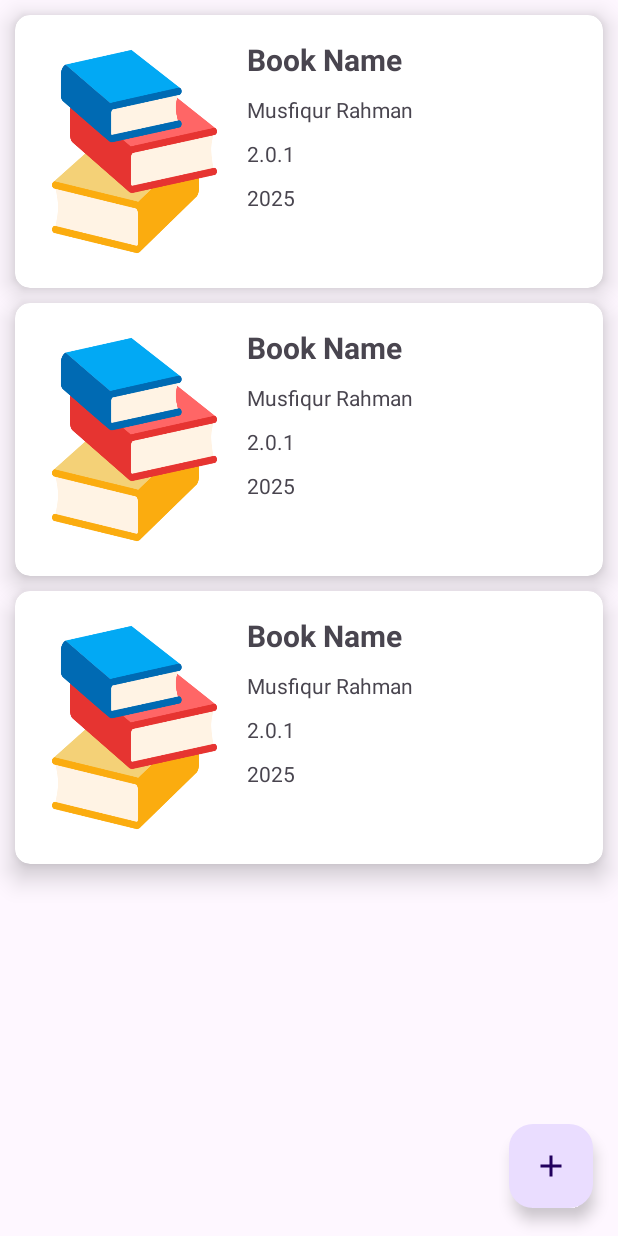
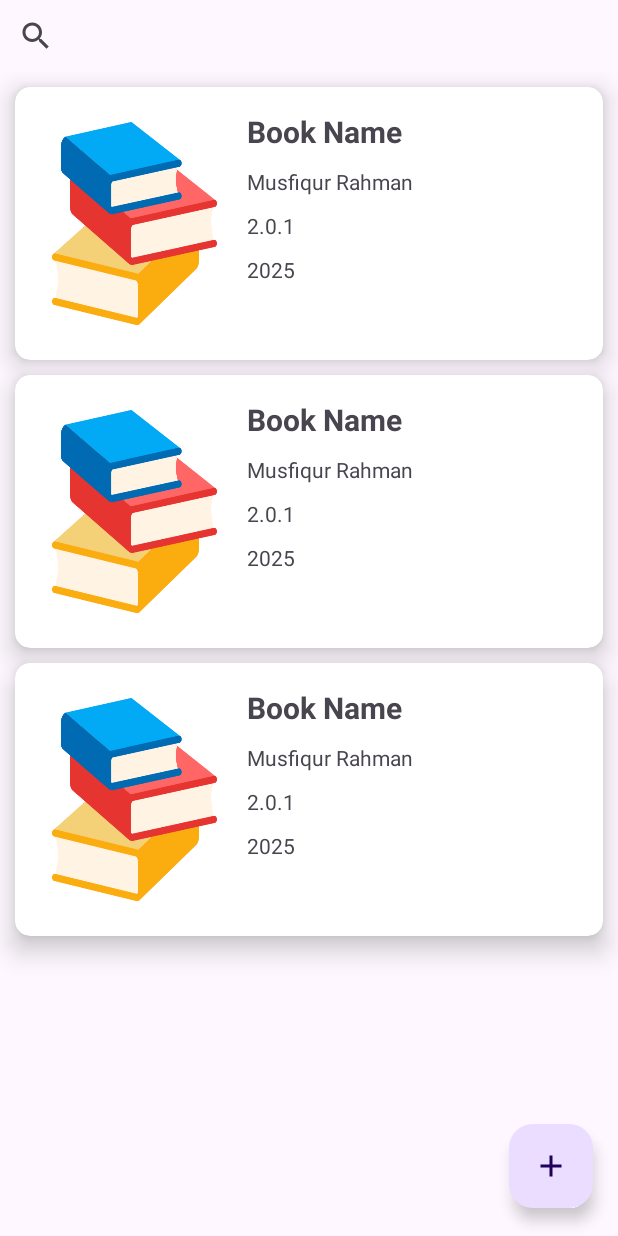
Before and after one commit to musfiqur552608/My-Pdf-Books, an Android app: the layout activity_main.xml on its own in the app's theme, with its tools: preview values and no code run, on a phone screen of 412 x 824 dp. Run offline under Robolectric (Android 15) with nearby library versions, the phone set to English and light mode, and no system bars.

Commit message:
Add Search opption on list. Now can search books with author name, book title, version, year

```diff
--- a/app/src/main/java/com/freedu/mypdfbooks/database/BookDao.kt
+++ b/app/src/main/java/com/freedu/mypdfbooks/database/BookDao.kt
@@ -24,4 +24,8 @@ interface BookDao {
 
     @Query("UPDATE books SET lastPageRead = :page WHERE id = :bookId")
     suspend fun updateLastReadPage(bookId: Int, page: Int)
+
+
+    @Query("SELECT * FROM books WHERE title LIKE '%' || :query || '%' OR author LIKE '%' || :query || '%' OR version LIKE '%' || :query || '%' OR year LIKE '%' || :query || '%'")
+    fun searchBooks(query: String): LiveData<List<Book>>
 }
--- a/app/src/main/java/com/freedu/mypdfbooks/repository/BookRepository.kt
+++ b/app/src/main/java/com/freedu/mypdfbooks/repository/BookRepository.kt
@@ -21,4 +21,8 @@ class BookRepository(private val dao:BookDao) {
     suspend fun update(book: Book) {
         dao.update(book)
     }
+
+    fun searchBooks(query: String): LiveData<List<Book>> {
+        return dao.searchBooks(query)
+    }
 }
--- a/app/src/main/java/com/freedu/mypdfbooks/viewmodel/BookViewModel.kt
+++ b/app/src/main/java/com/freedu/mypdfbooks/viewmodel/BookViewModel.kt
@@ -36,4 +36,8 @@ class BookViewModel(application: Application):AndroidViewModel(application) {
         repository.updateLastPage(bookId, page)
     }
 
+    fun searchBooks(query: String): LiveData<List<Book>> {
+        return repository.searchBooks(query)
+    }
+
 }
--- a/app/src/main/res/layout/activity_main.xml
+++ b/app/src/main/res/layout/activity_main.xml
@@ -7,15 +7,25 @@
     android:layout_height="match_parent"
     tools:context=".view.MainActivity">
 
+    <androidx.appcompat.widget.SearchView
+        android:id="@+id/searchView"
+        android:layout_width="0dp"
+        android:layout_height="wrap_content"
+        android:queryHint="Search by title, author, version, or year"
+        app:layout_constraintEnd_toEndOf="parent"
+        app:layout_constraintStart_toStartOf="parent"
+        app:layout_constraintTop_toTopOf="parent" />
+
+
     <androidx.recyclerview.widget.RecyclerView
         android:id="@+id/recyclerView"
         android:layout_width="0dp"
         android:layout_height="0dp"
-        tools:listitem="@layout/item_book"
         app:layout_constraintBottom_toBottomOf="parent"
         app:layout_constraintEnd_toEndOf="parent"
         app:layout_constraintStart_toStartOf="parent"
-        app:layout_constraintTop_toTopOf="parent" />
+        app:layout_constraintTop_toBottomOf="@+id/searchView"
+        tools:listitem="@layout/item_book" />
 
     <com.google.android.material.floatingactionbutton.FloatingActionButton
         android:id="@+id/fab"
```
Also changed, not shown: app/src/main/java/com/freedu/mypdfbooks/view/MainActivity.kt (+22 -0 lines).
